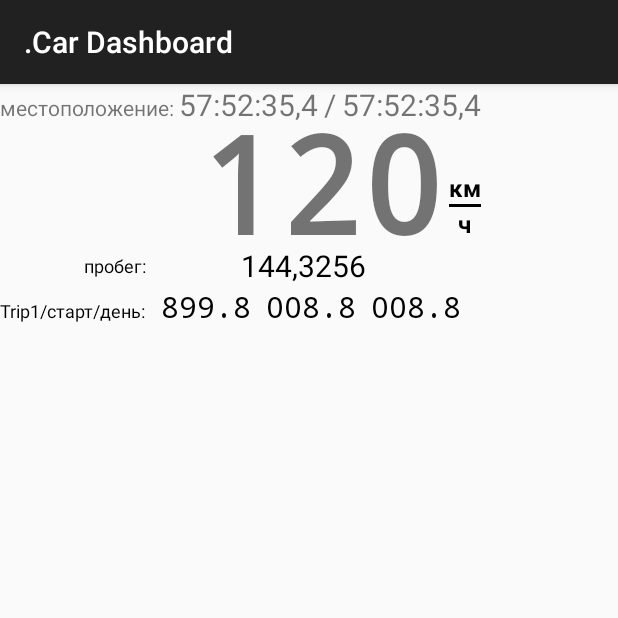
After one commit to max314/CarDashboard, an Android app: the fragment SpeedFragment shown on its own in the app's theme, on a phone screen of 412 x 824 dp, the top half of it. The commit adds this screen. Run offline under Robolectric (Android 15) with nearby library versions, the phone set to English and light mode, and no system bars; our stand-ins replace ButterKnife.

Commit message:
Implemet speed activity

```diff
--- a/app/build.gradle
+++ b/app/build.gradle
@@ -25,4 +25,5 @@ dependencies {
     compile 'com.android.support:support-v4:21.0.3'
     compile 'com.google.android.gms:play-services:6.5.87'
     compile 'com.google.code.gson:gson:2.2.4'
+    compile 'com.jakewharton:butterknife:5.1.2'
 }
--- a/app/src/main/java/ru/max314/cardashboard/model/AppicationModel.java
+++ b/app/src/main/java/ru/max314/cardashboard/model/AppicationModel.java
@@ -1,7 +1,6 @@
 package ru.max314.cardashboard.model;
 
 import android.content.Context;
-import android.util.Log;
 
 import java.text.SimpleDateFormat;
 import java.util.Date;
@@ -84,7 +83,7 @@ public class AppicationModel implements Runnable{
      */
     public void dayChanged(){
         Log.d("dayChanged()");
-        modelData.getTodayTripSumator().reset();
+        modelData.getTripTodaySumator().reset();
         // Установить новую дату
         modelData.setCurrentDate(new Date());
     }
--- a/app/src/main/java/ru/max314/cardashboard/model/TripSumator.java
+++ b/app/src/main/java/ru/max314/cardashboard/model/TripSumator.java
@@ -28,6 +28,7 @@ public class TripSumator {
             return;
         }
         if (LocationUtils.isSpeedZerro(location) || (LocationUtils.isEq(location,lastKnowLocation))){
+        //if ((LocationUtils.isEq(location,lastKnowLocation))){
             return;
         }
         double delta = lastKnowLocation.distanceTo(location);
@@ -51,4 +52,8 @@ public class TripSumator {
     public String getTripKM(){
         return String.format("%.0f",(startOffset+summator)/1000);
     }
+
+    public String getTripSmallKM(){
+        return String.format("%.1f",(startOffset+summator)/1000);
+    }
 }
--- /dev/null
+++ b/app/src/main/java/ru/max314/cardashboard/view/SpeedFragment.java
@@ -0,0 +1,97 @@
+package ru.max314.cardashboard.view;
+
+import android.app.Activity;
+import android.location.Location;
+import android.os.Bundle;
+import android.app.Fragment;
+import android.view.LayoutInflater;
+import android.view.View;
+import android.view.ViewGroup;
+import android.widget.TextView;
+
+import butterknife.ButterKnife;
+import butterknife.InjectView;
+import ru.max314.cardashboard.R;
+import ru.max314.cardashboard.model.ApplicationModelFactory;
+import ru.max314.cardashboard.model.ModelData;
+
+/**
+ * fragment fro display speed and trip
+ */
+public class SpeedFragment extends Fragment {
+
+
+    public SpeedFragment() {
+        // Required empty public constructor
+    }
+
+    @InjectView(R.id.frSpeedLatitude)
+    TextView frSpeedLatitude;
+    @InjectView(R.id.frSpeedLongitude)
+    TextView frSpeedLongitude;
+    @InjectView(R.id.frSpeedSpeed)
+    TextView frSpeedSpeed;
+    @InjectView(R.id.frSpeedTripAll)
+    TextView frSpeedTripAll;
+    @InjectView(R.id.frSpeedTripOwn)
+    TextView frSpeedTripOwn;
+    @InjectView(R.id.frSpeedTripStart)
+    TextView frSpeedTripStart;
+    @InjectView(R.id.frSpeedTripDay)
+    TextView frSpeedTripDay;
+
+    ModelData modelData;
+
+    @Override
+    public void onCreate(Bundle savedInstanceState) {
+        super.onCreate(savedInstanceState);
+    }
+
+    @Override
+    public View onCreateView(LayoutInflater inflater, ViewGroup container,
+                             Bundle savedInstanceState) {
+        // Inflate the layout for this fragment
+        View view = inflater.inflate(R.layout.fragment_speed, container, false);
+        ButterKnife.inject(this, view);
+        return view;
+
+    }
+
+
+    @Override
+    public void onAttach(Activity activity) {
+        super.onAttach(activity);
+        modelData = ApplicationModelFactory.getModel().getModelData();
+    }
+
+    @Override
+    public void onDetach() {
+        super.onDetach();
+        modelData = null;
+    }
+
+    /**
+     * Перечитать данные
+     */
+    public void updateData() {
+        if (modelData == null)
+            return;
+        Location location = modelData.getCurrentLocation();
+        if (location == null) {
+            // fake object
+            location = new Location("emulate");
+            location.setSpeed(0);
+            location.setLatitude(0);
+            location.setLongitude(0);
+        }
+        frSpeedLatitude.setText(Location.convert(location.getLatitude(), Location.FORMAT_DEGREES));
+        frSpeedLongitude.setText(Location.convert(location.getLongitude(), Location.FORMAT_DEGREES));
+        frSpeedSpeed.setText(String.format("%.0f", location.getSpeed() * 1000 / 360));
+        frSpeedTripAll.setText(String.format(modelData.getTripAllSumator().getTripKM()));
+        frSpeedTripOwn.setText(String.format(modelData.getTripOneSumator().getTripSmallKM()));
+        frSpeedTripStart.setText(String.format(modelData.getTripStartSumator().getTripSmallKM()));
+        frSpeedTripDay.setText(String.format(modelData.getTripTodaySumator().getTripSmallKM()));
+
+    }
+
+}
--- /dev/null
+++ b/app/src/main/res/layout/fragment_speed.xml
@@ -0,0 +1,182 @@
+<FrameLayout xmlns:android="http://schemas.android.com/apk/res/android"
+    xmlns:tools="http://schemas.android.com/tools"
+    android:layout_width="wrap_content"
+    android:layout_height="wrap_content"
+    tools:context="ru.max314.cardashboard.view.SpeedFragment">
+
+    <LinearLayout
+        android:layout_width="wrap_content"
+        android:layout_height="wrap_content"
+        android:orientation="vertical"
+        >
+
+        <LinearLayout
+            android:layout_width="wrap_content"
+            android:layout_height="wrap_content"
+            android:layout_gravity="right">
+            <TextView
+                android:layout_width="wrap_content"
+                android:layout_height="wrap_content"
+                android:text="местоположение: "/>
+
+            <TextView
+                android:id="@+id/frSpeedLatitude"
+                android:layout_width="wrap_content"
+                android:layout_height="wrap_content"
+                android:textSize="20dp"
+                android:text="57:52:35,4" />
+
+            <TextView
+                android:layout_width="wrap_content"
+                android:layout_height="wrap_content"
+                android:textSize="20dp"
+                android:paddingLeft="6px"
+                android:paddingRight="6px"
+                android:text="/" />
+
+            <TextView
+                android:id="@+id/frSpeedLongitude"
+                android:layout_width="wrap_content"
+                android:layout_height="wrap_content"
+                android:textSize="20dp"
+                android:text="57:52:35,4" />
+        </LinearLayout>
+
+        <LinearLayout
+            android:layout_width="wrap_content"
+            android:layout_height="wrap_content"
+            android:orientation="horizontal"
+            android:layout_gravity="right"
+            android:layout_margin="0dp"
+            android:padding="0dp"
+            >
+
+            <TextView
+                android:id="@+id/frSpeedSpeed"
+                android:layout_width="wrap_content"
+                android:layout_height="wrap_content"
+                android:text="120"
+                android:textIsSelectable="false"
+                android:textSize="90dp"
+                android:textStyle="bold"
+                android:typeface="monospace"
+                android:includeFontPadding="false"
+                android:layout_marginTop="-10dp"
+                android:layout_marginBottom="-5dp"
+                />
+
+            <LinearLayout
+                android:layout_width="wrap_content"
+                android:layout_height="wrap_content"
+                android:layout_gravity="bottom"
+                android:orientation="vertical"
+                android:paddingBottom="20px"
+                android:paddingLeft="6px"
+                android:textIsSelectable="false">
+
+                <TextView
+                    android:layout_width="wrap_content"
+                    android:layout_height="wrap_content"
+                    android:text="км"
+                    android:textColor="@android:color/black"
+                    android:textSize="16dp"
+                    android:textStyle="bold" />
+
+                <View
+                    android:layout_width="fill_parent"
+                    android:layout_height="2dp"
+                    android:background="@android:color/black" />
+
+                <TextView
+                    android:layout_width="wrap_content"
+                    android:layout_height="wrap_content"
+                    android:layout_gravity="center"
+                    android:text="ч"
+                    android:textColor="@android:color/black"
+                    android:textSize="16dp"
+                    android:textStyle="bold" />
+            </LinearLayout>
+
+        </LinearLayout>
+        <GridLayout
+            android:layout_width="wrap_content"
+            android:layout_height="match_parent"
+            android:columnCount="4"
+            android:rowCount="2"
+            android:layout_marginTop="-10dp"
+            >
+            <TextView
+                android:layout_width="wrap_content"
+                android:layout_height="wrap_content"
+                android:text="пробег:"
+                android:textColor="@android:color/black"
+                android:textSize="12dp"
+                android:layout_column="0"
+                android:layout_row="0"
+                android:layout_gravity="right|center"
+                />
+            <TextView
+                android:id="@+id/frSpeedTripAll"
+                android:layout_width="match_parent"
+                android:layout_height="wrap_content"
+                android:text="144,3256"
+                android:textColor="@android:color/black"
+                android:textSize="20dp"
+                android:layout_column="1"
+                android:layout_columnSpan="3"
+                android:layout_row="0"
+                android:layout_gravity="center"
+                />
+            <TextView
+                android:layout_width="wrap_content"
+                android:layout_height="wrap_content"
+                android:text="Trip1/старт/день:"
+                android:textColor="@android:color/black"
+                android:textSize="12dp"
+                android:layout_column="0"
+                android:layout_row="1"
+
+                />
+            <TextView
+                android:id="@+id/frSpeedTripOwn"
+                android:layout_width="70dp"
+                android:layout_height="wrap_content"
+                android:text="899.8"
+                android:textColor="@android:color/black"
+                android:textSize="20dp"
+                android:typeface="monospace"
+                android:layout_column="1"
+                android:layout_row="1"
+                android:gravity="right"
+                />
+            <TextView
+                android:id="@+id/frSpeedTripStart"
+                android:layout_width="70dp"
+                android:layout_height="wrap_content"
+                android:text="008.8"
+                android:textColor="@android:color/black"
+                android:textSize="20dp"
+                android:typeface="monospace"
+                android:layout_column="2"
+                android:layout_row="1"
+                android:gravity="right"
+                />
+            <TextView
+                android:id="@+id/frSpeedTripDay"
+                android:layout_width="70dp"
+                android:layout_height="wrap_content"
+                android:text="008.8"
+                android:textColor="@android:color/black"
+                android:textSize="20dp"
+                android:typeface="monospace"
+                android:layout_column="3"
+                android:layout_row="1"
+                android:gravity="right"
+                />
+
+
+        </GridLayout>
+
+    </LinearLayout>
+
+</FrameLayout>
--- a/app/src/main/res/values/strings.xml
+++ b/app/src/main/res/values/strings.xml
@@ -8,5 +8,6 @@
     <string name="dummy_button">Dummy Button</string>
     <string name="dummy_content">DUMMY\nCONTENT</string>
     <string name="title_activity_maps">Map</string>
+    <string name="hello_blank_fragment">Hello blank fragment</string>
 
 </resources>
```
Also changed, not shown: app/src/main/java/ru/max314/cardashboard/FullscreenActivity.java (+16 -7 lines), app/src/main/java/ru/max314/cardashboard/LocationService.java (+33 -1 lines), app/src/main/java/ru/max314/cardashboard/model/ModelData.java (+18 -15 lines), app/src/main/res/layout/activity_fullscreen.xml (+30 -177 lines), 1 other file.
